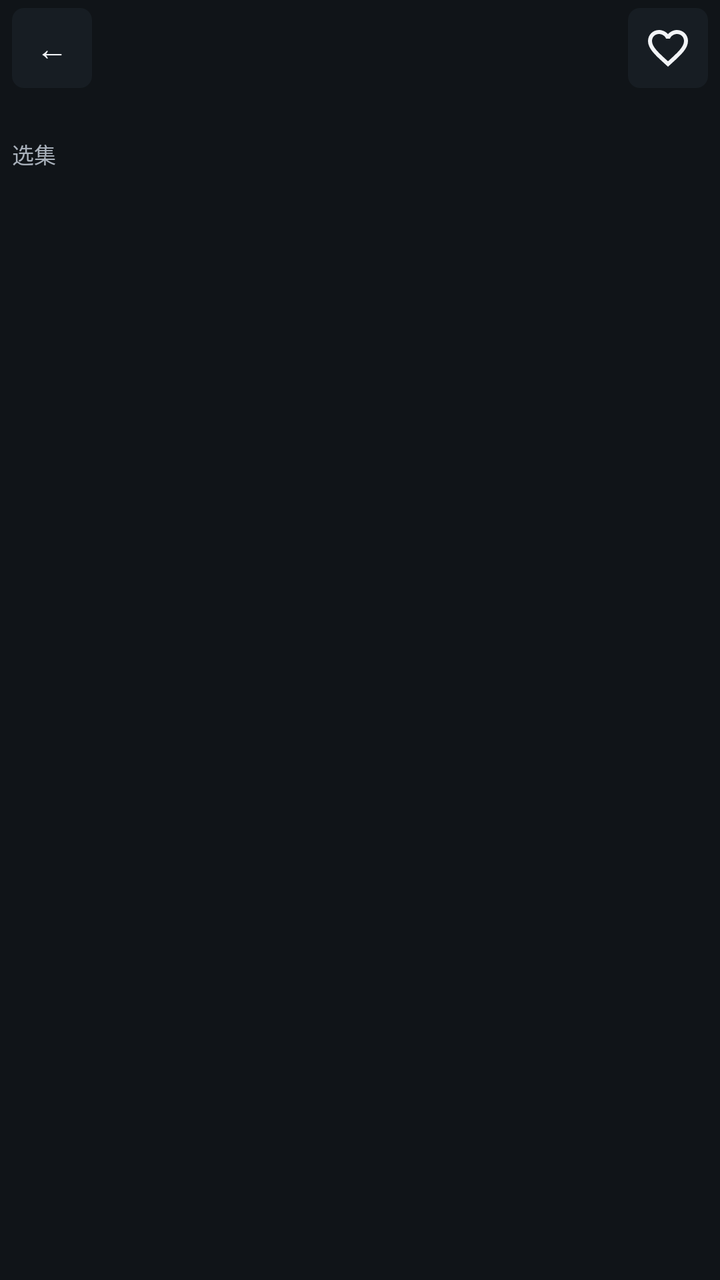
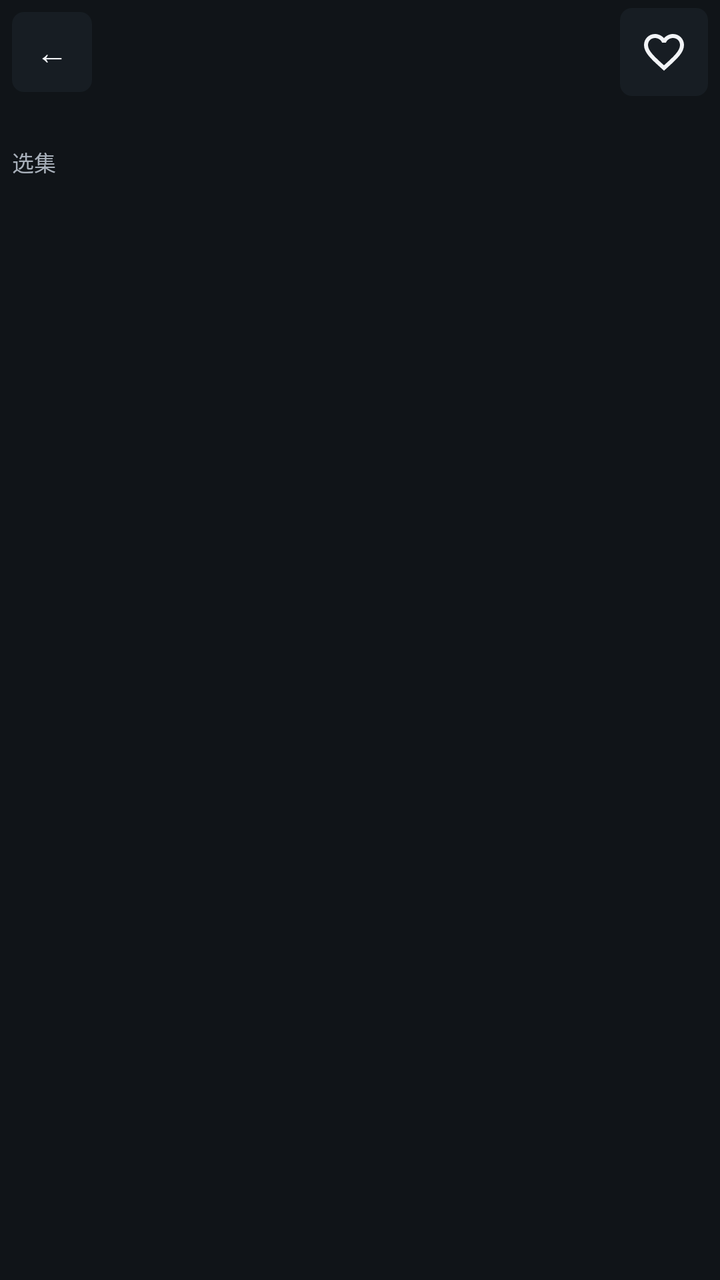

An Android layout rendered at two revisions. The XML below is the earlier revision; the diff shows what the commit changed to produce the second picture.
<!-- AndroidManifest.xml: application theme Theme.HongguoWatch -->
<!-- res/layout/activity_detail.xml -->
<?xml version="1.0" encoding="utf-8"?>
<LinearLayout xmlns:android="http://schemas.android.com/apk/res/android"
    android:id="@+id/detailRoot"
    android:layout_width="match_parent"
    android:layout_height="match_parent"
    android:background="@color/bg"
    android:orientation="vertical"
    android:paddingHorizontal="@dimen/watch_pad"
    android:paddingTop="@dimen/watch_pad_tight"
    android:paddingBottom="@dimen/watch_pad_tight">

    <LinearLayout
        android:layout_width="match_parent"
        android:layout_height="wrap_content"
        android:gravity="center_vertical"
        android:orientation="horizontal">

        <TextView
            android:id="@+id/backButton"
            android:layout_width="40dp"
            android:layout_height="40dp"
            android:background="@drawable/bg_control_button"
            android:gravity="center"
            android:text="@string/back"
            android:textColor="@color/text_primary"
            android:textSize="16sp" />

        <TextView
            android:id="@+id/seriesTitle"
            android:layout_width="0dp"
            android:layout_height="wrap_content"
            android:layout_marginStart="6dp"
            android:layout_weight="1"
            android:ellipsize="end"
            android:maxLines="2"
            android:textColor="@color/text_primary"
            android:textSize="@dimen/watch_title"
            android:textStyle="bold" />

        <ImageButton
            android:id="@+id/favoriteButton"
            android:layout_width="40dp"
            android:layout_height="40dp"
            android:background="@drawable/bg_control_button"
            android:contentDescription="@string/cd_favorite"
            android:padding="8dp"
            android:scaleType="centerInside"
            android:src="@drawable/ic_favorite_border" />
    </LinearLayout>

    <TextView
        android:id="@+id/seriesIntro"
        android:layout_width="match_parent"
        android:layout_height="wrap_content"
        android:layout_marginTop="4dp"
        android:ellipsize="end"
        android:maxLines="2"
        android:textColor="@color/text_secondary"
        android:textSize="@dimen/watch_meta" />

    <LinearLayout
        android:layout_width="match_parent"
        android:layout_height="wrap_content"
        android:layout_marginTop="6dp"
        android:gravity="center_vertical"
        android:orientation="horizontal">

        <TextView
            android:id="@+id/episodesLabel"
            android:layout_width="0dp"
            android:layout_height="wrap_content"
            android:layout_weight="1"
            android:text="@string/episodes"
            android:textColor="@color/text_secondary"
            android:textSize="@dimen/watch_meta" />

        <TextView
            android:id="@+id/continueButton"
            android:layout_width="wrap_content"
            android:layout_height="36dp"
            android:background="@drawable/bg_quality_chip"
            android:gravity="center"
            android:minWidth="72dp"
            android:paddingHorizontal="12dp"
            android:text="@string/continue_watch"
            android:textColor="@color/text_primary"
            android:textSize="@dimen/watch_body"
            android:textStyle="bold"
            android:visibility="gone" />
    </LinearLayout>

    <androidx.core.widget.NestedScrollView
        android:layout_width="match_parent"
        android:layout_height="0dp"
        android:layout_marginTop="4dp"
        android:layout_weight="1"
        android:fillViewport="true"
        android:overScrollMode="never">

        <LinearLayout
            android:layout_width="match_parent"
            android:layout_height="wrap_content"
            android:orientation="vertical">

            <FrameLayout
                android:layout_width="match_parent"
                android:layout_height="wrap_content"
                android:minHeight="120dp">

                <androidx.recyclerview.widget.RecyclerView
                    android:id="@+id/episodeGrid"
                    android:layout_width="match_parent"
                    android:layout_height="wrap_content"
                    android:nestedScrollingEnabled="false"
                    android:overScrollMode="never"
                    android:paddingBottom="4dp" />

                <ProgressBar
                    android:id="@+id/loading"
                    android:layout_width="32dp"
                    android:layout_height="32dp"
                    android:layout_gravity="center"
                    android:visibility="gone" />

                <TextView
                    android:id="@+id/errorView"
                    android:layout_width="match_parent"
                    android:layout_height="wrap_content"
                    android:layout_gravity="center"
                    android:background="@drawable/bg_panel"
                    android:gravity="center"
                    android:padding="12dp"
                    android:textColor="@color/text_secondary"
                    android:textSize="@dimen/watch_body"
                    android:visibility="gone" />
            </FrameLayout>

            <TextView
                android:id="@+id/relatedLabel"
                android:layout_width="match_parent"
                android:layout_height="wrap_content"
                android:layout_marginTop="8dp"
                android:text="@string/related_section"
                android:textColor="@color/text_secondary"
                android:textSize="@dimen/watch_meta"
                android:visibility="gone" />

            <androidx.recyclerview.widget.RecyclerView
                android:id="@+id/relatedList"
                android:layout_width="match_parent"
                android:layout_height="wrap_content"
                android:layout_marginTop="4dp"
                android:nestedScrollingEnabled="false"
                android:overScrollMode="never"
                android:visibility="gone" />
        </LinearLayout>
    </androidx.core.widget.NestedScrollView>
</LinearLayout>
<!-- resources referenced by this layout -->
<resources>
  <color name="bg">#101418</color>
  <color name="text_primary">#F2F4F7</color>
  <color name="text_secondary">#A8B0BA</color>
  <dimen name="watch_body">13sp</dimen>
  <dimen name="watch_meta">11sp</dimen>
  <dimen name="watch_pad">6dp</dimen>
  <dimen name="watch_pad_tight">4dp</dimen>
  <dimen name="watch_title">15sp</dimen>
  <!-- drawable bg_control_button (drawable) -->
  <?xml version="1.0" encoding="utf-8"?>
  <selector xmlns:android="http://schemas.android.com/apk/res/android">
      <item android:state_pressed="true">
          <shape android:shape="rectangle">
              <solid android:color="#66E85D4C" />
              <corners android:radius="6dp" />
          </shape>
      </item>
      <item android:state_enabled="false">
          <shape android:shape="rectangle">
              <solid android:color="#3324303A" />
              <corners android:radius="6dp" />
          </shape>
      </item>
      <item>
          <shape android:shape="rectangle">
              <solid android:color="#5524303A" />
              <corners android:radius="6dp" />
          </shape>
      </item>
  </selector>
  <!-- drawable bg_panel (drawable) -->
  <?xml version="1.0" encoding="utf-8"?>
  <shape xmlns:android="http://schemas.android.com/apk/res/android"
      android:shape="rectangle">
      <solid android:color="#E61A2128" />
      <corners android:radius="8dp" />
      <stroke
          android:width="1dp"
          android:color="@color/stroke" />
  </shape>
  <!-- drawable bg_quality_chip (drawable) -->
  <?xml version="1.0" encoding="utf-8"?>
  <selector xmlns:android="http://schemas.android.com/apk/res/android">
      <item android:state_selected="true">
          <shape android:shape="rectangle">
              <solid android:color="@color/accent" />
              <corners android:radius="6dp" />
          </shape>
      </item>
      <item android:state_pressed="true">
          <shape android:shape="rectangle">
              <solid android:color="@color/accent_dim" />
              <corners android:radius="6dp" />
          </shape>
      </item>
      <item>
          <shape android:shape="rectangle">
              <solid android:color="@color/episode_normal" />
              <corners android:radius="6dp" />
          </shape>
      </item>
  </selector>
  <!-- drawable ic_favorite_border (drawable) -->
  <?xml version="1.0" encoding="utf-8"?>
  <vector xmlns:android="http://schemas.android.com/apk/res/android"
      android:width="24dp"
      android:height="24dp"
      android:viewportWidth="24"
      android:viewportHeight="24">
      <path
          android:fillColor="#F2F4F7"
          android:pathData="M16.5,3c-1.74,0 -3.41,0.81 -4.5,2.09C10.91,3.81 9.24,3 7.5,3 4.42,3 2,5.42 2,8.5c0,3.78 3.4,6.86 8.55,11.54L12,21.35l1.45,-1.32C18.6,15.36 22,12.28 22,8.5 22,5.42 19.58,3 16.5,3zM12.1,18.55l-0.1,0.1 -0.1,-0.1C7.14,14.24 4,11.39 4,8.5 4,6.5 5.5,5 7.5,5c1.54,0 3.04,0.99 3.57,2.36h1.87C13.46,5.99 14.96,5 16.5,5c2,0 3.5,1.5 3.5,3.5 0,2.89 -3.14,5.74 -7.9,10.05z" />
  </vector>
  <string name="back">←</string>
  <string name="cd_favorite">收藏</string>
  <string name="continue_watch">续播</string>
  <string name="episodes">选集</string>
  <string name="related_section">相关季 / 同系列</string>
  <style name="Theme.HongguoWatch" parent="Theme.MaterialComponents.DayNight.NoActionBar">
          <item name="colorPrimary">@color/accent</item>
          <item name="colorPrimaryVariant">@color/accent_dim</item>
          <item name="colorSecondary">@color/accent</item>
          <item name="android:statusBarColor">@color/bg</item>
          <item name="android:navigationBarColor">@color/bg</item>
          <item name="android:windowBackground">@color/bg</item>
          <item name="android:textColorPrimary">@color/text_primary</item>
          <item name="android:textColorSecondary">@color/text_secondary</item>
      </style>
  <color name="stroke">#2A333C</color>
  <color name="accent">#E85D4C</color>
  <color name="accent_dim">#B3473A</color>
  <color name="episode_normal">#24303A</color>
</resources>

<!-- the commit's change to res/layout/activity_detail.xml (unified diff, before → after) -->
@@ -39,11 +39,11 @@
 
         <ImageButton
             android:id="@+id/favoriteButton"
-            android:layout_width="40dp"
-            android:layout_height="40dp"
+            android:layout_width="44dp"
+            android:layout_height="44dp"
             android:background="@drawable/bg_control_button"
             android:contentDescription="@string/cd_favorite"
-            android:padding="8dp"
+            android:padding="10dp"
             android:scaleType="centerInside"
             android:src="@drawable/ic_favorite_border" />
     </LinearLayout>
